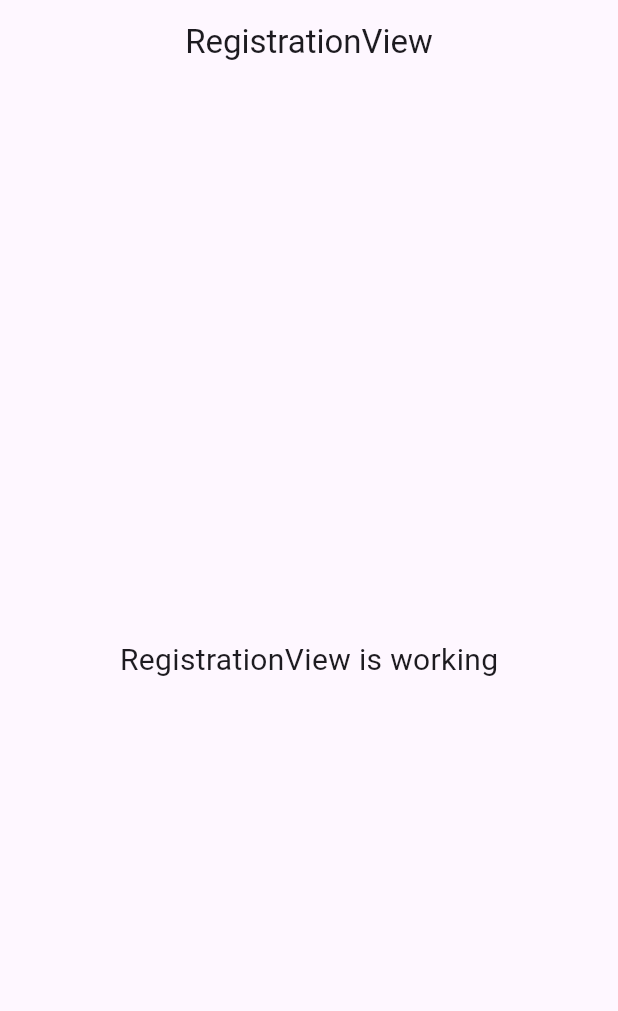
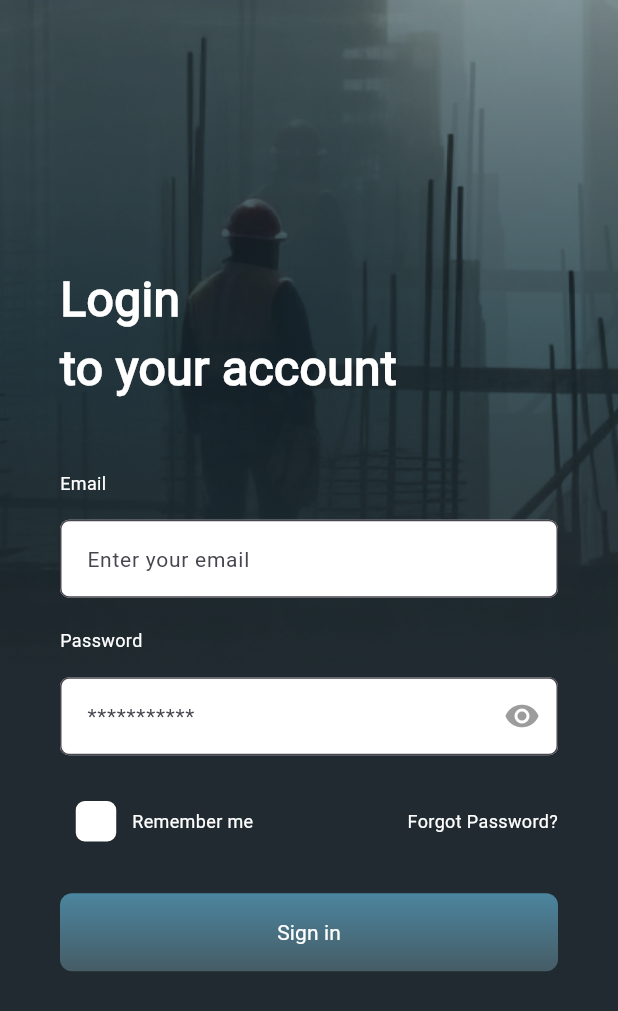
Before and after one commit to ahmed-shorbagy/test_screens, a Flutter app: the screen it shows after launch, on a phone screen of 412 x 824 dp. Shown: the top 1011 px of the screen. Run offline on Flutter 3.47's test engine with Material 3 defaults, Android fonts, the phone set to English and light mode, and no system bars; our stand-ins replace get.

Commit message:
Refactor registration view and add new widgets
- Refactored the registration view to improve UI and UX
- Added new widgets for email text field with label, password text field with label, login options, and linear gradient color sign in button
- Updated theme constants and size config files
- Added new dependencies for flutter_svg
- Generated new assets file for images
- Updated pubspec.yaml file with new dependencies and flutter_assets configuration.

```diff
--- a/lib/app/modules/Registration/views/registration_view.dart
+++ b/lib/app/modules/Registration/views/registration_view.dart
@@ -1,7 +1,14 @@
 import 'package:flutter/material.dart';
 
 import 'package:get/get.dart';
-import 'package:test_screens/utils/size_config.dart';
+import 'package:test_screens/app/modules/Registration/views/widgets/email_textFiled_with_label.dart';
+import 'package:test_screens/app/modules/Registration/views/widgets/linear_gradientColor_sign_in_button.dart';
+import 'package:test_screens/app/modules/Registration/views/widgets/login_options.dart';
+import 'package:test_screens/app/modules/Registration/views/widgets/password_text_field_with_label.dart';
+import 'package:test_screens/core/theme/theme_constants.dart';
+import 'package:test_screens/core/utils/app_styles.dart';
+import 'package:test_screens/core/utils/assets.dart';
+import 'package:test_screens/core/utils/size_config.dart';
 
 import '../controllers/registration_controller.dart';
 
@@ -11,14 +18,61 @@ class RegistrationView extends GetView<RegistrationController> {
   Widget build(BuildContext context) {
     SizeConfig.init(context);
     return Scaffold(
-      appBar: AppBar(
-        title: const Text('RegistrationView'),
-        centerTitle: true,
-      ),
-      body: const Center(
-        child: Text(
-          'RegistrationView is working',
-          style: TextStyle(fontSize: 20),
+      backgroundColor: kLightPrimaryColor,
+      resizeToAvoidBottomInset: false,
+      body: Container(
+        height: double.infinity,
+        width: double.infinity,
+        decoration: const BoxDecoration(
+            image: DecorationImage(
+          alignment: Alignment.topCenter,
+          image: AssetImage(
+            Assets.imagesBg,
+          ),
+        )),
+        child: Padding(
+          padding: const EdgeInsets.symmetric(
+            horizontal: 40,
+          ),
+          child: Column(
+            mainAxisAlignment: MainAxisAlignment.center,
+            crossAxisAlignment: CrossAxisAlignment.stretch,
+            children: [
+              Text(
+                'Login',
+                style: AppStyles.semiBold32,
+              ),
+              Text(
+                'to your account',
+                style: AppStyles.semiBold32,
+              ),
+              const SizedBox(
+                height: 45,
+              ),
+              const Column(
+                crossAxisAlignment: CrossAxisAlignment.stretch,
+                children: [
+                  EmailTextFieldWIthLabel(
+                    label: "Email",
+                    hintText: "Enter your email",
+                  ),
+                  SizedBox(
+                    height: 20,
+                  ),
+                  PasswordTextFieldWIthLabel(
+                      label: "Password", hintText: "***********"),
+                  SizedBox(
+                    height: 20,
+                  ),
+                  LoginOptions(),
+                  SizedBox(
+                    height: 24,
+                  ),
+                  LinearGradientColorSignInButton()
+                ],
+              )
+            ],
+          ),
         ),
       ),
     );
--- /dev/null
+++ b/lib/app/modules/Registration/views/widgets/email_textFiled_with_label.dart
@@ -0,0 +1,39 @@
+import 'package:flutter/material.dart';
+
+import '../../../../../core/utils/app_styles.dart';
+
+class EmailTextFieldWIthLabel extends StatelessWidget {
+  const EmailTextFieldWIthLabel({
+    super.key,
+    required this.label,
+    required this.hintText,
+  });
+  final String label, hintText;
+  @override
+  Widget build(BuildContext context) {
+    return Column(
+      crossAxisAlignment: CrossAxisAlignment.stretch,
+      children: [
+        Text(
+          label,
+          style: AppStyles.regular12,
+        ),
+        const SizedBox(
+          height: 16,
+        ),
+        TextFormField(
+            decoration: InputDecoration(
+          hintText: hintText,
+          hintStyle: AppStyles.regular14,
+          contentPadding:
+              const EdgeInsets.symmetric(horizontal: 14, vertical: 14),
+          filled: true,
+          fillColor: Colors.white,
+          border: OutlineInputBorder(
+            borderRadius: BorderRadius.circular(6),
+          ),
+        ))
+      ],
+    );
+  }
+}
--- /dev/null
+++ b/lib/app/modules/Registration/views/widgets/linear_gradientColor_sign_in_button.dart
@@ -0,0 +1,40 @@
+import 'package:flutter/material.dart';
+import 'package:test_screens/core/utils/app_styles.dart';
+
+class LinearGradientColorSignInButton extends StatelessWidget {
+  const LinearGradientColorSignInButton({
+    super.key,
+  });
+
+  @override
+  Widget build(BuildContext context) {
+    return Container(
+      decoration: BoxDecoration(
+        gradient: const LinearGradient(
+          colors: [
+            Color(0xff465C65),
+            Color(0xff4B859F),
+          ],
+          begin: Alignment.bottomCenter,
+          end: Alignment.topCenter,
+        ),
+        borderRadius: BorderRadius.circular(8),
+      ),
+      child: ElevatedButton(
+        onPressed: () {},
+        style: ElevatedButton.styleFrom(
+          backgroundColor: Colors.transparent,
+          shadowColor: Colors.transparent,
+          padding: const EdgeInsets.symmetric(vertical: 16),
+          shape: RoundedRectangleBorder(
+            borderRadius: BorderRadius.circular(8),
+          ),
+        ),
+        child: Text(
+          "Sign in",
+          style: AppStyles.regular14.copyWith(color: Colors.white),
+        ),
+      ),
+    );
+  }
+}
--- /dev/null
+++ b/lib/app/modules/Registration/views/widgets/login_options.dart
@@ -0,0 +1,33 @@
+import 'package:flutter/material.dart';
+import 'package:test_screens/app/modules/Registration/views/widgets/remeber_me_checkBox.dart';
+import 'package:test_screens/core/utils/app_styles.dart';
+
+class LoginOptions extends StatelessWidget {
+  const LoginOptions({
+    super.key,
+  });
+
+  @override
+  Widget build(BuildContext context) {
+    return Row(
+      children: [
+        Row(
+          children: [
+            const RememberMeCheckBox(),
+            Text(
+              "Remember me",
+              style: AppStyles.regular12,
+            )
+          ],
+        ),
+        const Spacer(),
+        GestureDetector(
+          child: Text(
+            "Forgot Password?",
+            style: AppStyles.regular12,
+          ),
+        )
+      ],
+    );
+  }
+}
--- /dev/null
+++ b/lib/app/modules/Registration/views/widgets/password_text_field_with_label.dart
@@ -0,0 +1,61 @@
+import 'package:flutter/material.dart';
+
+import '../../../../../core/utils/app_styles.dart';
+
+class PasswordTextFieldWIthLabel extends StatefulWidget {
+  const PasswordTextFieldWIthLabel({
+    super.key,
+    required this.label,
+    required this.hintText,
+  });
+  final String label, hintText;
+
+  @override
+  State<PasswordTextFieldWIthLabel> createState() =>
+      _PasswordTextFieldWIthLabelState();
+}
+
+class _PasswordTextFieldWIthLabelState
+    extends State<PasswordTextFieldWIthLabel> {
+  bool obscureText = true;
+
+  @override
+  Widget build(BuildContext context) {
+    return Column(
+      crossAxisAlignment: CrossAxisAlignment.stretch,
+      children: [
+        Text(
+          widget.label,
+          style: AppStyles.regular12,
+        ),
+        const SizedBox(
+          height: 16,
+        ),
+        TextFormField(
+            obscureText: obscureText,
+            decoration: InputDecoration(
+              suffixIcon: IconButton(
+                onPressed: () {
+                  setState(() {
+                    obscureText = !obscureText;
+                  });
+                },
+                icon: Icon(
+                  obscureText ? Icons.visibility : Icons.visibility_off,
+                  color: const Color(0xff9C9C9C),
+                ),
+              ),
+              hintText: widget.hintText,
+              hintStyle: AppStyles.regular14,
+              contentPadding:
+                  const EdgeInsets.symmetric(horizontal: 14, vertical: 14),
+              filled: true,
+              fillColor: Colors.white,
+              border: OutlineInputBorder(
+                borderRadius: BorderRadius.circular(6),
+              ),
+            ))
+      ],
+    );
+  }
+}
--- /dev/null
+++ b/lib/app/modules/Registration/views/widgets/remeber_me_checkBox.dart
@@ -0,0 +1,27 @@
+import 'package:flutter/material.dart';
+
+class RememberMeCheckBox extends StatelessWidget {
+  const RememberMeCheckBox({
+    super.key,
+  });
+
+  @override
+  Widget build(BuildContext context) {
+    return Transform.scale(
+      scale: 1.5, // Adjust this value to achieve the desired size
+      child: Checkbox(
+        value: false,
+        onChanged: (value) {},
+        fillColor: const WidgetStatePropertyAll(Colors.white),
+        checkColor: Colors.black,
+        side: const BorderSide(
+          color: Colors.transparent,
+        ),
+        shape: RoundedRectangleBorder(
+          side: const BorderSide(color: Colors.transparent),
+          borderRadius: BorderRadius.circular(4),
+        ),
+      ),
+    );
+  }
+}
--- /dev/null
+++ b/lib/core/theme/theme_constants.dart
@@ -0,0 +1,10 @@
+import 'package:flutter/material.dart';
+
+const kLightPrimaryColor = Color(0xff202A30);
+
+ThemeData lightTheme() {
+  return ThemeData(
+    brightness: Brightness.light,
+    primaryColor: kLightPrimaryColor,
+  );
+}
--- a/lib/utils/app_styles.dart
+++ b/lib/core/utils/app_styles.dart
@@ -8,10 +8,10 @@ abstract class AppStyles {
     fontSize: 14,
   );
   static TextStyle regular12 = const TextStyle(
-    fontFamily: fontFamily,
-    fontWeight: FontWeight.w400,
-    fontSize: 12,
-  );
+      fontFamily: fontFamily,
+      fontWeight: FontWeight.w400,
+      fontSize: 12,
+      color: Colors.white);
   static TextStyle regular10 = const TextStyle(
     fontFamily: fontFamily,
     fontWeight: FontWeight.w400,
@@ -27,4 +27,9 @@ abstract class AppStyles {
     fontWeight: FontWeight.w500,
     fontSize: 18,
   );
+  static TextStyle semiBold32 = const TextStyle(
+      fontFamily: fontFamily,
+      fontWeight: FontWeight.w600,
+      fontSize: 32,
+      color: Colors.white);
 }
--- a/lib/utils/assets.dart
+++ b/lib/core/utils/assets.dart
@@ -1,5 +1,9 @@
 class Assets {
   Assets._();
+
+  /// Assets for imagesBg
+  /// assets/images/bg.png
+  static const String imagesBg = "assets/images/bg.png";
 
   /// Assets for imagesNotifications
   /// assets/images/notifications.svg
--- a/lib/main.dart
+++ b/lib/main.dart
@@ -10,6 +10,7 @@ void main() {
       title: "Test_Screens",
       initialRoute: AppPages.INITIAL,
       getPages: AppPages.routes,
+      debugShowCheckedModeBanner: false,
     ),
   );
 }
```
Also changed, not shown: pubspec.yaml (+6 -6 lines), assets/images/bg.png (added), lib/core/utils/size_config.dart (renamed from lib/utils/size_config.dart), pubspec.lock.
